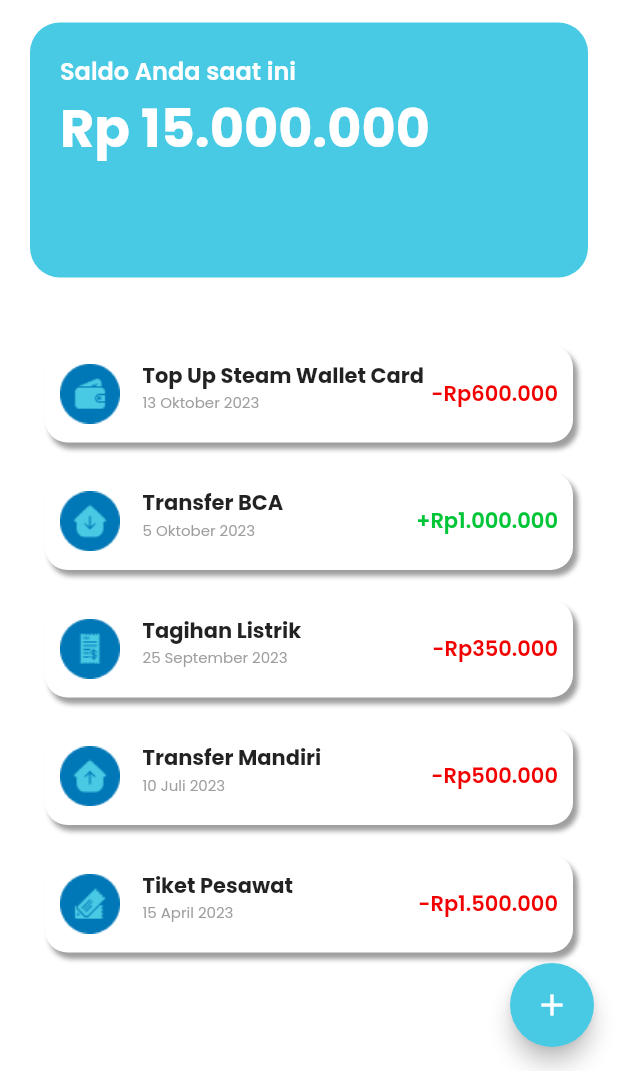
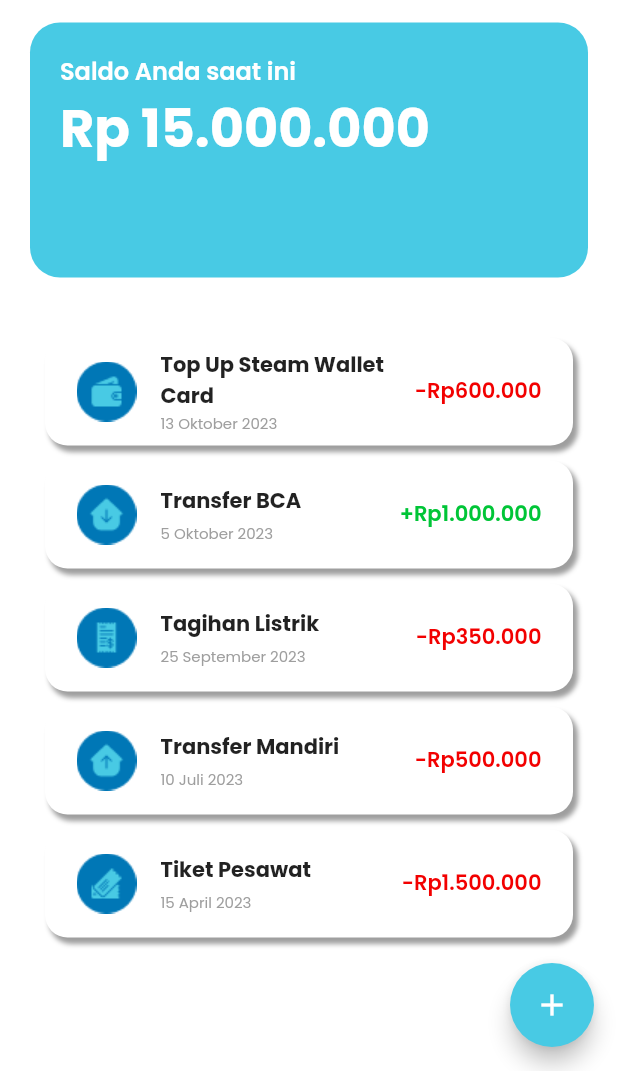
Before and after one commit to ayckermann/Flutter-Catatan-Keuangan, a Flutter app: the HomeView screen opened directly, on a phone screen of 412 x 824 dp, the part 165-1236 px from its top. Run offline on Flutter 3.47's test engine with Material 2 defaults, Android fonts, the phone set to English and light mode, and no system bars.

Commit message:
add auth login, fix list tile

```diff
--- a/lib/list_item.dart
+++ b/lib/list_item.dart
@@ -1,28 +1,15 @@
+import 'package:catatan_keuangan/model/transaksi.dart';
 import 'package:flutter/material.dart';
 import 'package:catatan_keuangan/view/detail_view.dart';
 import 'styles.dart';
 import 'package:catatan_keuangan/view/update_view.dart';
 
 class ListItem extends StatelessWidget {
-  final String nama;
-  final String tanggal;
-  final String nominal;
-  final bool jenis;
-  final String kategori;
-  final String kategoriGambar;
-  final String deskripsi;
-  final String changes;
+  final Transaksi transaksi;
 
   const ListItem({
     super.key,
-    required this.nama,
-    required this.tanggal,
-    required this.nominal,
-    required this.jenis,
-    required this.kategori,
-    required this.kategoriGambar,
-    required this.deskripsi,
-    required this.changes,
+    required this.transaksi,
   });
 
   @override
@@ -33,14 +20,7 @@ class ListItem extends StatelessWidget {
           context,
           MaterialPageRoute(
             builder: (context) => DetailPage(
-                nama: nama,
-                tanggal: tanggal,
-                nominal: nominal,
-                jenis: jenis,
-                kategori: kategori,
-                kategoriGambar: kategoriGambar,
-                deskripsi: deskripsi,
-                changes: changes,
+              transaksi: transaksi,
             ),
           ),
         );
@@ -73,12 +53,9 @@ class ListItem extends StatelessWidget {
               );
             });
       },
-        child: Column(
-          children: [
-            Container(
-              height: 65,
-              padding: EdgeInsets.all(10),
-              margin: const EdgeInsets.symmetric(vertical: 10),
+      child: Container(
+        padding: EdgeInsets.symmetric(horizontal: 5),
+        margin: const EdgeInsets.symmetric(vertical: 5),
         decoration: const BoxDecoration(
           color: Colors.white,
           borderRadius: BorderRadius.all(Radius.circular(15)),
@@ -90,45 +67,29 @@ class ListItem extends StatelessWidget {
             ),
           ],
         ),
-              child: Row(
-                crossAxisAlignment: CrossAxisAlignment.center,
-                children: [
-                  Image.asset(
-                    kategoriGambar,
+        child: ListTile(
+          leading: Image.asset(
+            transaksi.kategoriGambar,
             height: 40,
             width: 40,
           ),
-                  const SizedBox(
-                    width: 10,
-                  ),
-                  Container(
-                    padding: EdgeInsets.only(left: 5),
-                    child: Column(
-                      crossAxisAlignment: CrossAxisAlignment.start,
-                      children: [
-                        Text(
-                          nama,
+          title: Text(
+            transaksi.nama,
             style: const TextStyle(
               fontSize: 14,
               fontFamily: 'Poppins-Bold',
             ),
           ),
-                        Text(
-                          tanggal,
+          subtitle: Text(
+            transaksi.tanggal,
             style: const TextStyle(
                 color: Colors.grey,
                 fontSize: 10,
                 fontFamily: 'Poppins-Regular'),
           ),
-                      ],
-                    ),
-                  ),
-                  Expanded(
-                    child: Container(
-                      alignment: Alignment.centerRight,
-                      child: jenis
+          trailing: transaksi.jenis
               ? Text(
-                              changes,
+                  transaksi.changes,
                   style: TextStyle(
                     fontFamily: 'Poppins-semiBold',
                     fontSize: 14,
@@ -136,7 +97,7 @@ class ListItem extends StatelessWidget {
                   ),
                 )
               : Text(
-                              changes,
+                  transaksi.changes,
                   style: TextStyle(
                     fontFamily: 'Poppins-semiBold',
                     fontSize: 14,
@@ -144,11 +105,84 @@ class ListItem extends StatelessWidget {
                   ),
                 ),
         ),
-                  )
-                ],
       ),
-            ),
-          ],
-        ));
+      // child: Column(
+      //   children: [
+      //     Container(
+      //       height: 65,
+      //       padding: EdgeInsets.all(10),
+      //       margin: const EdgeInsets.symmetric(vertical: 10),
+      //       decoration: const BoxDecoration(
+      //         color: Colors.white,
+      //         borderRadius: BorderRadius.all(Radius.circular(15)),
+      //         boxShadow: [
+      //           BoxShadow(
+      //             color: Colors.grey,
+      //             offset: Offset(3.0, 4.0),
+      //             blurRadius: 2.0,
+      //           ),
+      //         ],
+      //       ),
+      //       child: Row(
+      //         crossAxisAlignment: CrossAxisAlignment.center,
+      //         children: [
+      //           Image.asset(
+      //             transaksi.kategoriGambar,
+      //             height: 40,
+      //             width: 40,
+      //           ),
+      //           const SizedBox(
+      //             width: 10,
+      //           ),
+      //           Container(
+      //             padding: EdgeInsets.only(left: 5),
+      //             child: Column(
+      //               crossAxisAlignment: CrossAxisAlignment.start,
+      //               children: [
+      //                 Text(
+      //                   transaksi.nama,
+      //                   style: const TextStyle(
+      //                     fontSize: 14,
+      //                     fontFamily: 'Poppins-Bold',
+      //                   ),
+      //                 ),
+      //                 Text(
+      //                   transaksi.tanggal,
+      //                   style: const TextStyle(
+      //                       color: Colors.grey,
+      //                       fontSize: 10,
+      //                       fontFamily: 'Poppins-Regular'),
+      //                 ),
+      //               ],
+      //             ),
+      //           ),
+      //           Expanded(
+      //             child: Container(
+      //               alignment: Alignment.centerRight,
+      //               child: transaksi.jenis
+      //                   ? Text(
+      //                       transaksi.changes,
+      //                       style: TextStyle(
+      //                         fontFamily: 'Poppins-semiBold',
+      //                         fontSize: 14,
+      //                         color: pemasukanColor,
+      //                       ),
+      //                     )
+      //                   : Text(
+      //                       transaksi.changes,
+      //                       style: TextStyle(
+      //                         fontFamily: 'Poppins-semiBold',
+      //                         fontSize: 14,
+      //                         color: pengeluaranColor,
+      //                       ),
+      //                     ),
+      //             ),
+      //           )
+      //         ],
+      //       ),
+      //     ),
+      //   ],
+      // ),
+    );
   }
 }
--- a/lib/main.dart
+++ b/lib/main.dart
@@ -14,8 +14,10 @@ class MainApp extends StatelessWidget {
   Widget build(BuildContext context) {
     return MaterialApp(
       title: 'Catatan Keuangan',
-      theme: ThemeData(),
-      home: HomeView(),
+      theme: ThemeData(
+        fontFamily: 'Poppins',
+      ),
+      home: LoginView(),
     );
   }
 }
--- a/lib/view/home_view.dart
+++ b/lib/view/home_view.dart
@@ -96,14 +96,7 @@ class _HomeViewState extends State<HomeView> {
                     padding: const EdgeInsets.all(10),
                     itemBuilder: (context, index) {
                       return ListItem(
-                        nama: transaksiList[index].nama,
-                        tanggal: transaksiList[index].tanggal,
-                        nominal: transaksiList[index].nominal,
-                        jenis: transaksiList[index].jenis,
-                        kategori: transaksiList[index].kategori,
-                        kategoriGambar: transaksiList[index].kategoriGambar,
-                        deskripsi: transaksiList[index].deskripsi,
-                        changes: transaksiList[index].changes,
+                        transaksi: transaksiList[index],
                       );
                     },
                   ),
```
Also changed, not shown: lib/model/akun.dart (added, +22 -0 lines), lib/view/detail_view.dart (+17 -27 lines), lib/view/login_view.dart (+44 -9 lines). Lines whose indentation alone changed are shown as unchanged.
